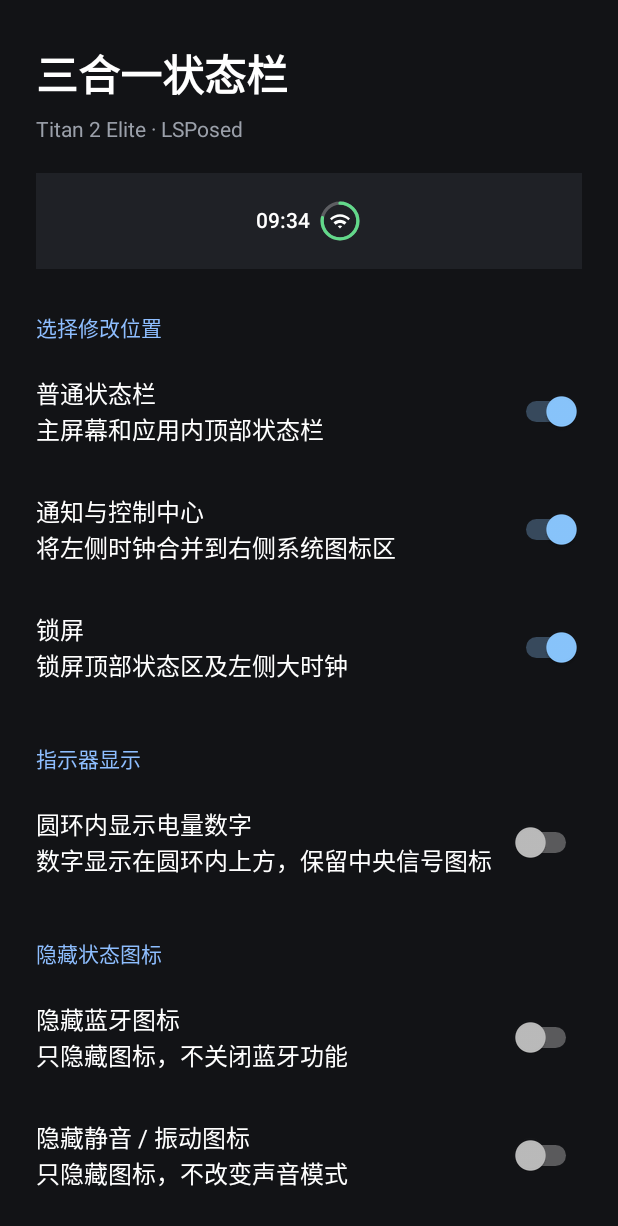
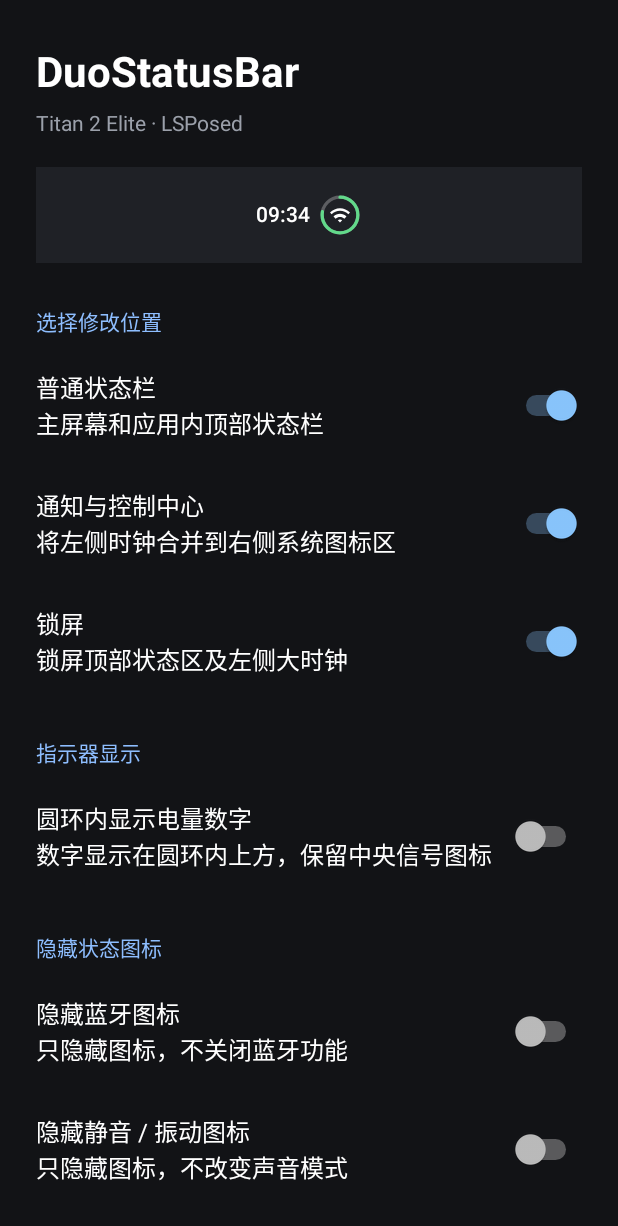
Before and after one commit to d3ja7u/DuoStatusBar-Titan-2-Elite, an Android app: the screen it shows after launch (MainActivity), on a phone screen of 412 x 824 dp. Shown: the top 1226 px of the screen. Run offline under Robolectric (Android 15) with nearby library versions, the phone set to English and light mode, and no system bars.

Commit message:
英文 README 作为主 README，统一项目名称为 DuoStatusBar

```diff
--- a/app/src/main/AndroidManifest.xml
+++ b/app/src/main/AndroidManifest.xml
@@ -12,7 +12,7 @@
         android:allowBackup="false"
         android:icon="@drawable/ic_module"
         android:label="@string/app_name"
-        android:theme="@style/Theme.TriStatusBar">
+        android:theme="@style/Theme.DuoStatusBar">
 
         <meta-data
             android:name="xposedmodule"
--- a/app/src/main/java/com/titan2elite/tristatusbar/MainActivity.java
+++ b/app/src/main/java/com/titan2elite/tristatusbar/MainActivity.java
@@ -28,7 +28,7 @@ public final class MainActivity extends Activity {
         content.setPadding(dp(24), dp(28), dp(24), dp(36));
         scrollView.addView(content);
 
-        TextView title = text("三合一状态栏", 28, Color.WHITE);
+        TextView title = text("DuoStatusBar", 28, Color.WHITE);
         title.setTypeface(android.graphics.Typeface.create("sans-serif", android.graphics.Typeface.BOLD));
         content.addView(title);
         TextView subtitle = text("Titan 2 Elite · LSPosed", 14, Color.rgb(155, 160, 170));
--- a/app/src/main/java/com/titan2elite/tristatusbar/SettingsBridge.java
+++ b/app/src/main/java/com/titan2elite/tristatusbar/SettingsBridge.java
@@ -91,13 +91,13 @@ final class SettingsBridge {
                 hideOther = result.getBoolean(SettingsContract.KEY_HIDE_OTHER, false);
                 showBatteryPercent = result.getBoolean(
                         SettingsContract.KEY_SHOW_BATTERY_PERCENT, false);
-                android.util.Log.d("TriStatusBarBridge", "reload pid=" + android.os.Process.myPid());
+                android.util.Log.d("DuoStatusBarBridge", "reload pid=" + android.os.Process.myPid());
             } else {
-                android.util.Log.d("TriStatusBarBridge", "reload pid="
+                android.util.Log.d("DuoStatusBarBridge", "reload pid="
                         + android.os.Process.myPid() + " result=null");
             }
         } catch (Throwable t) {
-            android.util.Log.d("TriStatusBarBridge", "reload pid="
+            android.util.Log.d("DuoStatusBarBridge", "reload pid="
                     + android.os.Process.myPid() + " failed: " + t);
         }
     }
--- a/app/src/main/java/com/titan2elite/tristatusbar/SettingsProvider.java
+++ b/app/src/main/java/com/titan2elite/tristatusbar/SettingsProvider.java
@@ -10,7 +10,7 @@ import android.util.Log;
 
 /** Read-only bridge used by SystemUI; it exposes only non-sensitive display booleans. */
 public final class SettingsProvider extends ContentProvider {
-    private static final String TAG = "TriStatusBarProvider";
+    private static final String TAG = "DuoStatusBarProvider";
 
     @Override
     public boolean onCreate() {
--- a/app/src/main/java/com/titan2elite/tristatusbar/XposedEntry.java
+++ b/app/src/main/java/com/titan2elite/tristatusbar/XposedEntry.java
@@ -16,7 +16,7 @@ import de.robv.android.xposed.XposedHelpers;
 import de.robv.android.xposed.callbacks.XC_LoadPackage;
 
 public final class XposedEntry implements IXposedHookLoadPackage {
-    private static final String TAG = "TriStatusBar: ";
+    private static final String TAG = "DuoStatusBar: ";
     private static final Map<View, SceneController> CONTROLLERS =
             Collections.synchronizedMap(new WeakHashMap<>());
     private static final Map<View, LockClockController> LOCK_CLOCKS =
--- a/app/src/main/res/values/styles.xml
+++ b/app/src/main/res/values/styles.xml
@@ -1,6 +1,6 @@
 <?xml version="1.0" encoding="utf-8"?>
 <resources>
-    <style name="Theme.TriStatusBar" parent="android:style/Theme.Material.NoActionBar">
+    <style name="Theme.DuoStatusBar" parent="android:style/Theme.Material.NoActionBar">
         <item name="android:fontFamily">sans</item>
         <item name="android:windowBackground">@color/window_background</item>
         <item name="android:colorAccent">@color/accent</item>
```
Also changed, not shown: 3 other files.
